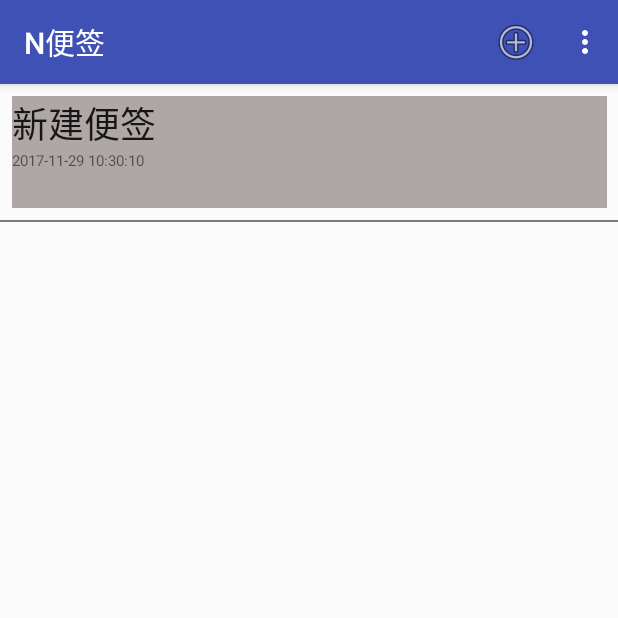
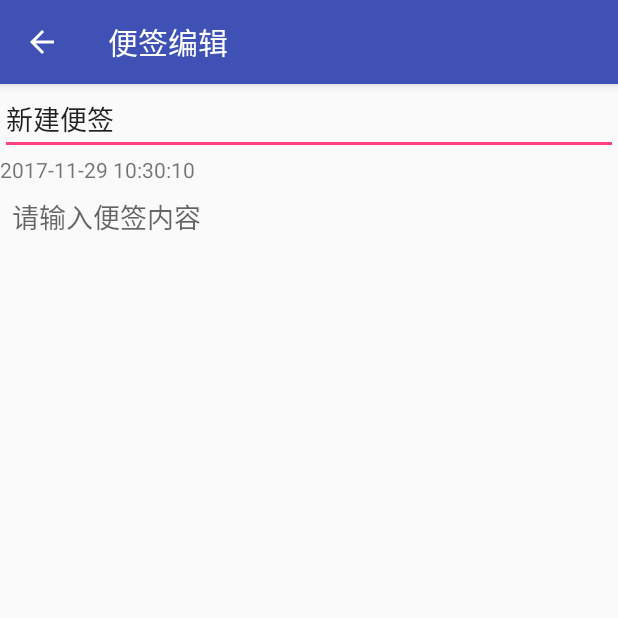
Before and after one commit to KanModel/Notes, an Android app: the screen it shows after launch (MainActivity before the commit, EditActivity after it), after a tap on "添加", on a phone screen of 412 x 824 dp, the top half of it. Run offline under Robolectric (Android 15) with nearby library versions, the phone set to English and light mode, and no system bars.

Commit message:
添加便签自动打开编辑器，不保存空内容便签

```diff
--- a/app/src/main/AndroidManifest.xml
+++ b/app/src/main/AndroidManifest.xml
@@ -1,5 +1,6 @@
 <?xml version="1.0" encoding="utf-8"?>
 <manifest xmlns:android="http://schemas.android.com/apk/res/android"
+    xmlns:tools="http://schemas.android.com/tools"
     package="nov.me.kanmodel.notes">
 
     <application
@@ -21,7 +22,8 @@
         <activity
             android:name=".EditActivity"
             android:label="@string/edit_name"
-            android:parentActivityName=".MainActivity">
+            android:parentActivityName=".MainActivity"
+            tools:targetApi="jelly_bean">
             <intent-filter>
                 <action android:name="nov.me.kanmodel.notes.EditActivity" />
                 <category android:name="android.intent.category.DEFAULT" />
--- a/app/src/main/java/nov/me/kanmodel/notes/Aid.java
+++ b/app/src/main/java/nov/me/kanmodel/notes/Aid.java
@@ -62,13 +62,16 @@ public class Aid {
      * @return 返回新添加的Note类
      */
     static Note addSQLNote(DatabaseHelper dbHelper, String content, String title) {
+        long timeStamp = new Date().getTime();
+        return addSQLNote(dbHelper, content, title, timeStamp);
+    }
+
+    static Note addSQLNote(DatabaseHelper dbHelper, String content, String title, long timeStamp) {
         SQLiteDatabase db = dbHelper.getWritableDatabase();
         Note note;
         ContentValues values = new ContentValues();
         values.put("content", content);
         values.put("title", title);
-        long timeStamp = new Date().getTime();
-        Log.d(TAG, "onOptionsItemSelected: " + timeStamp);
         values.put("time", timeStamp);
         db.insert("Note", null, values);
         //获取数据库最后一条信息
--- a/app/src/main/java/nov/me/kanmodel/notes/MainActivity.java
+++ b/app/src/main/java/nov/me/kanmodel/notes/MainActivity.java
@@ -1,6 +1,8 @@
 package nov.me.kanmodel.notes;
 
+import android.app.ProgressDialog;
 import android.content.DialogInterface;
+import android.content.Intent;
 import android.database.Cursor;
 import android.database.sqlite.SQLiteDatabase;
 import android.support.v7.app.AlertDialog;
@@ -15,6 +17,7 @@ import android.view.MenuItem;
 import android.widget.Toast;
 
 import java.util.ArrayList;
+import java.util.Date;
 import java.util.List;
 
 import nov.me.kanmodel.notes.utils.WrapContentLinearLayoutManager;
@@ -25,7 +28,7 @@ import nov.me.kanmodel.notes.utils.WrapContentLinearLayoutManager;
 
 public class MainActivity extends AppCompatActivity {
     private static final String TAG = "MainActivity";
-    public RecyclerView recyclerView;
+    public static RecyclerView recyclerView;
 
     private static DatabaseHelper dbHelper;
     private List<Note> noteList = new ArrayList<>();
@@ -92,9 +95,26 @@ public class MainActivity extends AppCompatActivity {
         switch (item.getItemId()) {
             case R.id.add_note:
                 /*添加新便签*/
+                Intent intent = new Intent("nov.me.kanmodel.notes.EditActivity");
+//                intent.putExtra("pos", position);
+                intent.putExtra("title", "新建便签");
+                intent.putExtra("content", "");
+                long timeStamp = new Date().getTime();
+                intent.putExtra("time", Aid.stampToDate(timeStamp));
+                intent.putExtra("timeLong", timeStamp);
+                intent.putExtra("isNew", true);
+                startActivity(intent);
+//                noteAdapter.addData(Aid.addSQLNote(dbHelper, "", "新建便签"));
+//                recyclerView.scrollToPosition(0);//移动到顶端
+                break;
+            case R.id.main_menu_add:
+                ProgressDialog progressDialog = new ProgressDialog(MainActivity.this);//todo
+                progressDialog.setTitle("保存您的更改");
+                progressDialog.setMessage("正在保存...");
+                progressDialog.setCancelable(true);
+                progressDialog.show();
                 noteAdapter.addData(Aid.addSQLNote(dbHelper, "", "新建便签"));
                 recyclerView.scrollToPosition(0);//移动到顶端
-                Toast.makeText(this, "新建便签", Toast.LENGTH_SHORT).show();
                 break;
             case R.id.remove_note:
                 /*清空数据库*/
@@ -119,7 +139,6 @@ public class MainActivity extends AppCompatActivity {
                 });
                 AlertDialog dialog = builder.create();
                 dialog.show();
-                Toast.makeText(this, "Remove", Toast.LENGTH_SHORT).show();
                 break;
             case R.id.list_database:
                 /*遍历数据库输出到Logcat*/
@@ -153,7 +172,6 @@ public class MainActivity extends AppCompatActivity {
                 noteList.clear();
                 initNodes();
                 noteAdapter.refreshAllData(size);
-                Toast.makeText(this, "update_database", Toast.LENGTH_SHORT).show();
                 break;
             default:
         }
@@ -173,4 +191,8 @@ public class MainActivity extends AppCompatActivity {
     public static NoteAdapter getNoteAdapter() {
         return noteAdapter;
     }
+
+    public static RecyclerView getRecyclerView() {
+        return recyclerView;
+    }
 }
--- a/app/src/main/res/menu/menu_main.xml
+++ b/app/src/main/res/menu/menu_main.xml
@@ -7,6 +7,9 @@
         android:title="@string/main_menu_add"
         app:showAsAction="ifRoom|withText" />
     <item
+        android:id="@+id/main_menu_add"
+        android:title="添加[开发用]"/>
+    <item
         android:id="@+id/remove_note"
         android:icon="@android:drawable/ic_menu_delete"
         android:title="@string/main_menu_delete"
@@ -14,9 +17,9 @@
         app:showAsAction="withText" />
     <item
         android:id="@+id/list_database"
-        android:title="数据库遍历" />
+        android:title="数据库遍历[输出至Logcat]" />
     <item
         android:id="@+id/note_clear"
-        android:title="数据库更新" />
+        android:title="清空列表" />
 
 </menu>
--- a/app/src/main/res/values/strings.xml
+++ b/app/src/main/res/values/strings.xml
@@ -2,5 +2,5 @@
     <string name="app_name">N便签</string>
     <string name="edit_name">便签编辑</string>
     <string name="main_menu_add">添加</string>
-    <string name="main_menu_delete">删除</string>
+    <string name="main_menu_delete">数据库清空</string>
 </resources>
```
Also changed, not shown: app/src/main/java/nov/me/kanmodel/notes/EditActivity.java (+31 -8 lines), 1 other file.
